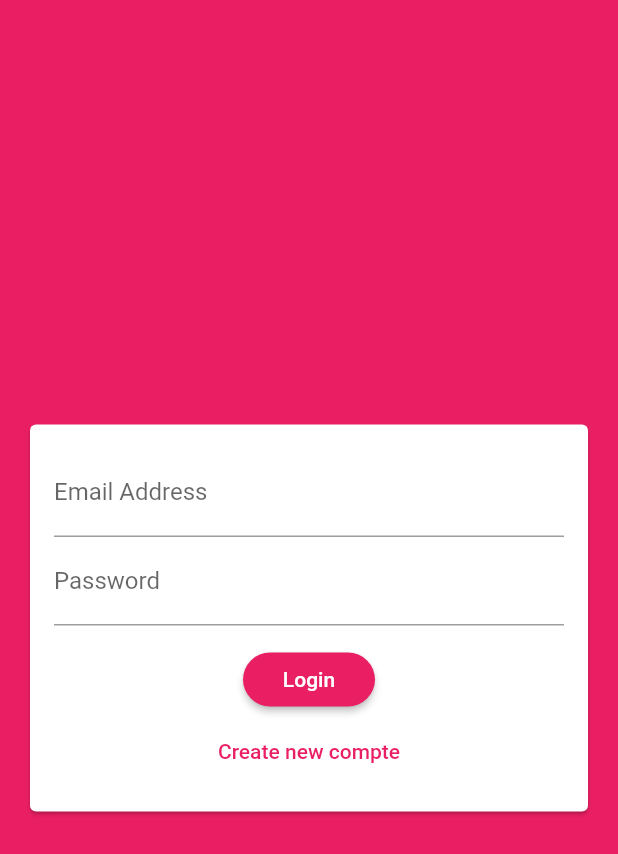
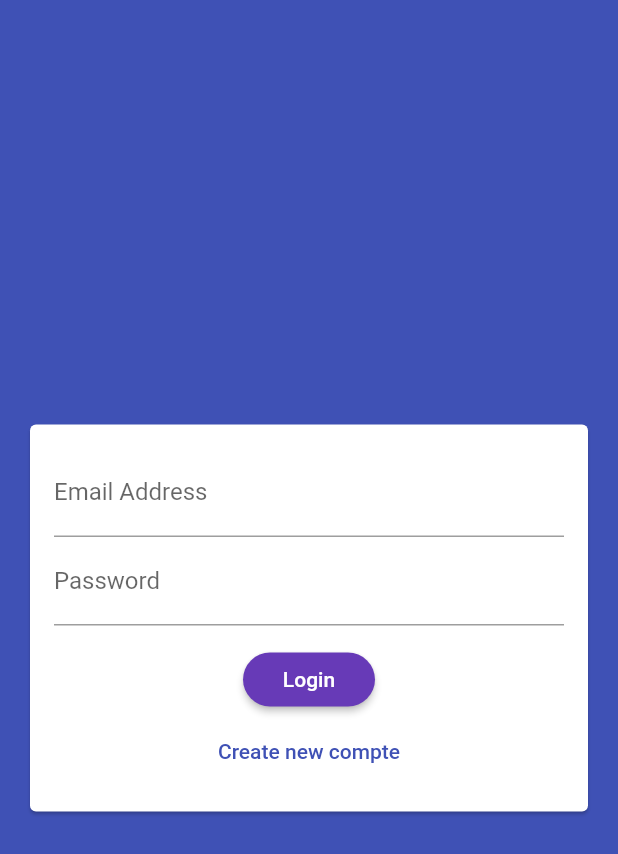
Before and after one commit to Arnaud-web/FlutterChat, a Flutter app: the screen it shows after launch, on a phone screen of 412 x 824 dp. Shown: the top 854 px of the screen. Run offline on Flutter 3.47's test engine with Material 2 defaults, Android fonts, the phone set to English and light mode, and no system bars; our stand-ins replace cloud_firestore, firebase_auth, firebase_storage, image_picker; accounts and stored records are empty.

Commit message:
flutter chat

```diff
--- a/lib/main.dart
+++ b/lib/main.dart
@@ -2,7 +2,6 @@ import 'package:FlutterChat/screens/auth_screen.dart';
 import 'package:FlutterChat/screens/chat_screen.dart';
 import 'package:firebase_auth/firebase_auth.dart';
 import 'package:flutter/material.dart';
-
 void main() {
   runApp(MyApp());
 }
@@ -14,12 +13,12 @@ class MyApp extends StatelessWidget {
     return MaterialApp(
       title: 'FlutterChat',
       theme: ThemeData(
-        primarySwatch: Colors.pink,
-        backgroundColor: Colors.pink,
+        primarySwatch: Colors.indigo,
+        backgroundColor: Colors.indigoAccent,
         accentColor: Colors.deepPurple,
         accentColorBrightness: Brightness.dark,
         buttonTheme: ButtonTheme.of(context).copyWith(
-          buttonColor: Colors.pink,
+          buttonColor: Colors.deepPurple,
           textTheme: ButtonTextTheme.primary,
           shape: RoundedRectangleBorder(
             borderRadius: BorderRadius.circular(20),
--- a/lib/screens/chat_screen.dart
+++ b/lib/screens/chat_screen.dart
@@ -1,6 +1,5 @@
 import 'package:FlutterChat/widgets/chat/messages.dart';
 import 'package:FlutterChat/widgets/chat/new_message.dart';
-import 'package:cloud_firestore/cloud_firestore.dart';
 import 'package:firebase_auth/firebase_auth.dart';
 import 'package:flutter/material.dart';
 
@@ -12,6 +11,7 @@ class ChatScreen extends StatelessWidget {
         title: Text("FlutterChat"),
         actions: [
           DropdownButton(
+              underline: Container(),
               icon: Icon(
                 Icons.more_vert,
                 color: Theme.of(context).primaryIconTheme.color,
--- a/lib/widgets/auth/auth_form.dart
+++ b/lib/widgets/auth/auth_form.dart
@@ -60,6 +60,9 @@ class _AuthFormState extends State<AuthForm> {
                 if (!_isLogin) UserImagePicker(_pickedImage),
                 TextFormField(
                   key: ValueKey("email"),
+                  autocorrect: false,
+                  textCapitalization: TextCapitalization.none,
+                  enableSuggestions: false,
                   validator: (value) {
                     if (value.isEmpty || !value.contains('@')) {
                       return 'Please enter a valid mail address';
@@ -77,6 +80,9 @@ class _AuthFormState extends State<AuthForm> {
                 if (!_isLogin)
                   TextFormField(
                     key: ValueKey("username"),
+                    autocorrect: true,
+                  textCapitalization: TextCapitalization.words,
+                  enableSuggestions: false,
                     validator: (value) {
                       if (value.isEmpty || value.length < 3) {
                         return 'Please enter at least 3 characters ';
--- a/lib/widgets/chat/new_message.dart
+++ b/lib/widgets/chat/new_message.dart
@@ -34,6 +34,9 @@ class _NewMessageState extends State<NewMessage> {
           Expanded(
             child: TextField(
               controller: _controller,
+              textCapitalization: TextCapitalization.sentences,
+              autocorrect: true,
+              enableSuggestions: true,
               decoration: InputDecoration(
                 labelText: 'Send a message.... ',
               ),
```
